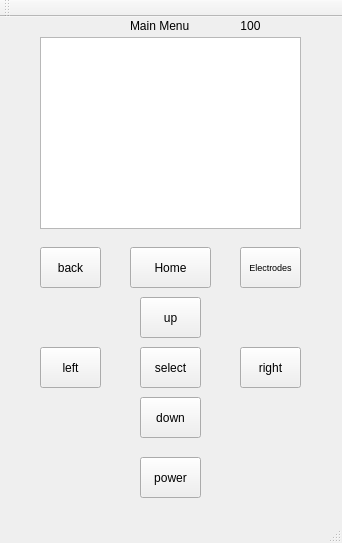
IanBechard/3004final, file COMP3004Project/mainwindow.ui: the form before one commit.
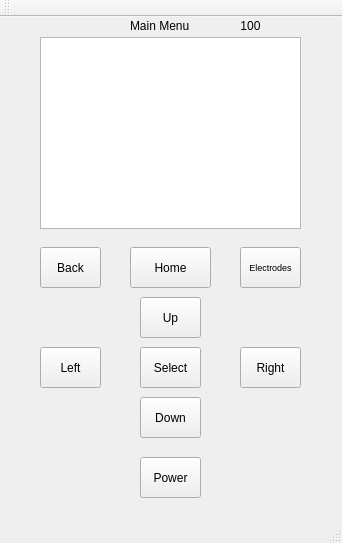
The form after the commit.

Commit message: condensed redundant frequency code into a startFrequency method, fixed home button && battery compatibility

```diff
--- a/COMP3004Project/mainwindow.ui
+++ b/COMP3004Project/mainwindow.ui
@@ -58,7 +58,7 @@
      </rect>
     </property>
     <property name="text">
-     <string>back</string>
+     <string>Back</string>
     </property>
    </widget>
    <widget class="QPushButton" name="trodeButton">
@@ -89,7 +89,7 @@
      </rect>
     </property>
     <property name="text">
-     <string>up</string>
+     <string>Up</string>
     </property>
    </widget>
    <widget class="QPushButton" name="selectButton">
@@ -102,7 +102,7 @@
      </rect>
     </property>
     <property name="text">
-     <string>select</string>
+     <string>Select</string>
     </property>
    </widget>
    <widget class="QPushButton" name="rightButton">
@@ -115,7 +115,7 @@
      </rect>
     </property>
     <property name="text">
-     <string>right</string>
+     <string>Right</string>
     </property>
    </widget>
    <widget class="QPushButton" name="leftButton">
@@ -128,7 +128,7 @@
      </rect>
     </property>
     <property name="text">
-     <string>left</string>
+     <string>Left</string>
     </property>
    </widget>
    <widget class="QPushButton" name="downButton">
@@ -141,7 +141,7 @@
      </rect>
     </property>
     <property name="text">
-     <string>down</string>
+     <string>Down</string>
     </property>
    </widget>
    <widget class="QPushButton" name="powerButton">
@@ -154,7 +154,7 @@
      </rect>
     </property>
     <property name="text">
-     <string>power</string>
+     <string>Power</string>
     </property>
    </widget>
    <widget class="QLabel" name="batteryTag">
```
The commit also changes 2 other files.
